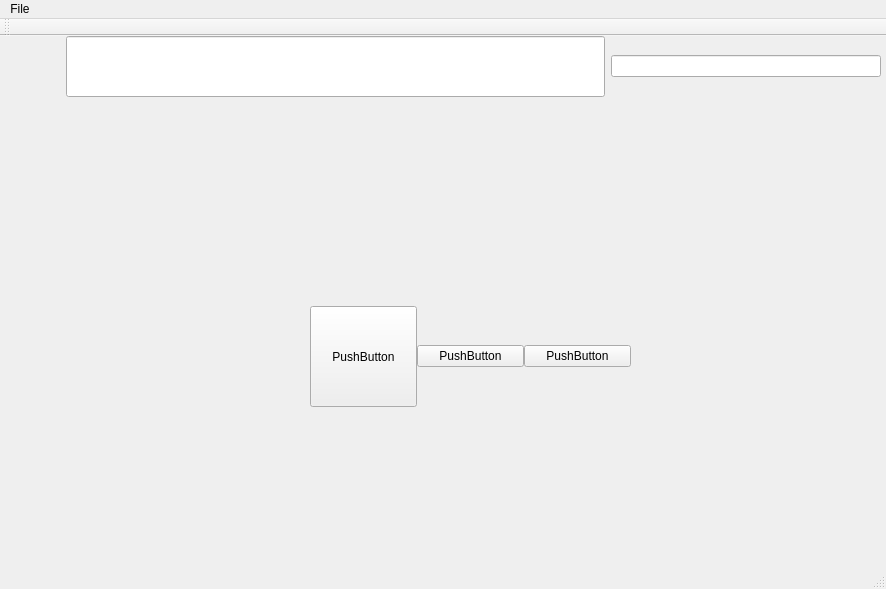
isahakv/ISOWebBrowser, file mainwindow.ui: the form before one commit.
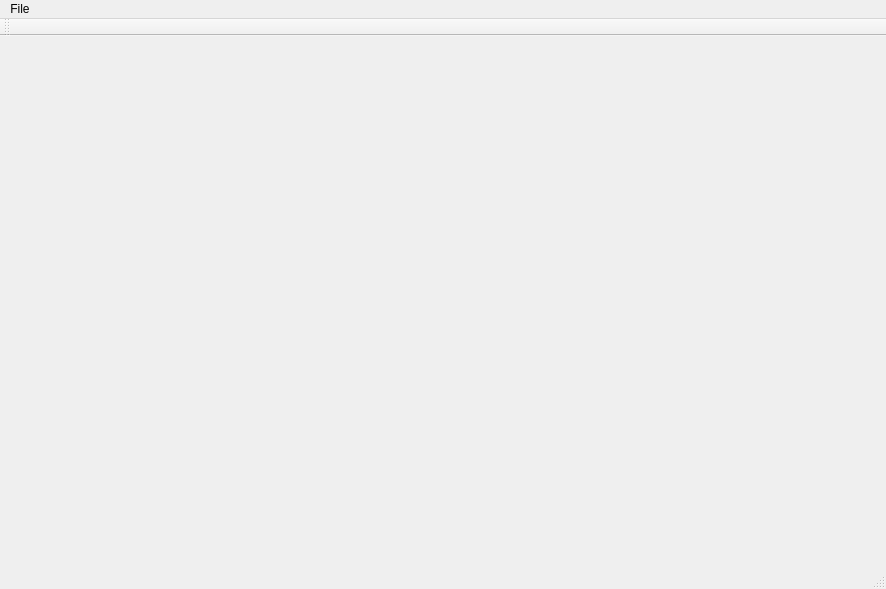
The form after the commit. Icons and pictures are not drawn.

```diff
--- a/mainwindow.ui
+++ b/mainwindow.ui
@@ -16,131 +16,7 @@
   <property name="autoFillBackground">
    <bool>false</bool>
   </property>
-  <widget class="QWidget" name="centralwidget">
-   <widget class="QWidget" name="widget_2" native="true">
-    <property name="geometry">
-     <rect>
-      <x>250</x>
-      <y>240</y>
-      <width>441</width>
-      <height>151</height>
-     </rect>
-    </property>
-    <widget class="QWidget" name="horizontalLayoutWidget">
-     <property name="geometry">
-      <rect>
-       <x>60</x>
-       <y>30</y>
-       <width>321</width>
-       <height>101</height>
-      </rect>
-     </property>
-     <layout class="QHBoxLayout" name="horizontalLayout_2">
-      <property name="spacing">
-       <number>0</number>
-      </property>
-      <item>
-       <widget class="QPushButton" name="pushButton_2">
-        <property name="sizePolicy">
-         <sizepolicy hsizetype="Minimum" vsizetype="Expanding">
-          <horstretch>0</horstretch>
-          <verstretch>0</verstretch>
-         </sizepolicy>
-        </property>
-        <property name="text">
-         <string>PushButton</string>
-        </property>
-       </widget>
-      </item>
-      <item>
-       <widget class="QPushButton" name="pushButton">
-        <property name="text">
-         <string>PushButton</string>
-        </property>
-       </widget>
-      </item>
-      <item>
-       <widget class="QPushButton" name="pushButton_3">
-        <property name="text">
-         <string>PushButton</string>
-        </property>
-       </widget>
-      </item>
-     </layout>
-    </widget>
-   </widget>
-   <widget class="QWidget" name="">
-    <property name="geometry">
-     <rect>
-      <x>0</x>
-      <y>0</y>
-      <width>881</width>
-      <height>61</height>
-     </rect>
-    </property>
-    <layout class="QHBoxLayout" name="horizontalLayout">
-     <item>
-      <widget class="QLabel" name="label">
-       <property name="text">
-        <string/>
-       </property>
-       <property name="pixmap">
-        <pixmap resource="data/data.qrc">:/Images/16x16/new-tab.png</pixmap>
-       </property>
-      </widget>
-     </item>
-     <item>
-      <widget class="QLabel" name="label_2">
-       <property name="maximumSize">
-        <size>
-         <width>16</width>
-         <height>16</height>
-        </size>
-       </property>
-       <property name="text">
-        <string/>
-       </property>
-       <property name="pixmap">
-        <pixmap resource="data/data.qrc">:/Images/Vector/cancel-button.svg</pixmap>
-       </property>
-      </widget>
-     </item>
-     <item>
-      <spacer name="horizontalSpacer">
-       <property name="orientation">
-        <enum>Qt::Horizontal</enum>
-       </property>
-       <property name="sizeHint" stdset="0">
-        <size>
-         <width>40</width>
-         <height>20</height>
-        </size>
-       </property>
-      </spacer>
-     </item>
-     <item>
-      <widget class="QLineEdit" name="lineEdit">
-       <property name="sizePolicy">
-        <sizepolicy hsizetype="Expanding" vsizetype="Expanding">
-         <horstretch>2</horstretch>
-         <verstretch>0</verstretch>
-        </sizepolicy>
-       </property>
-      </widget>
-     </item>
-     <item>
-      <widget class="QLineEdit" name="lineEdit_3">
-       <property name="sizePolicy">
-        <sizepolicy hsizetype="Expanding" vsizetype="Fixed">
-         <horstretch>1</horstretch>
-         <verstretch>0</verstretch>
-        </sizepolicy>
-       </property>
-      </widget>
-     </item>
-    </layout>
-   </widget>
-  </widget>
+  <widget class="QWidget" name="centralwidget"/>
   <widget class="QMenuBar" name="menubar">
    <property name="geometry">
     <rect>
```
Left out of the diff: 4 changed lines with no effect on the pictures.
